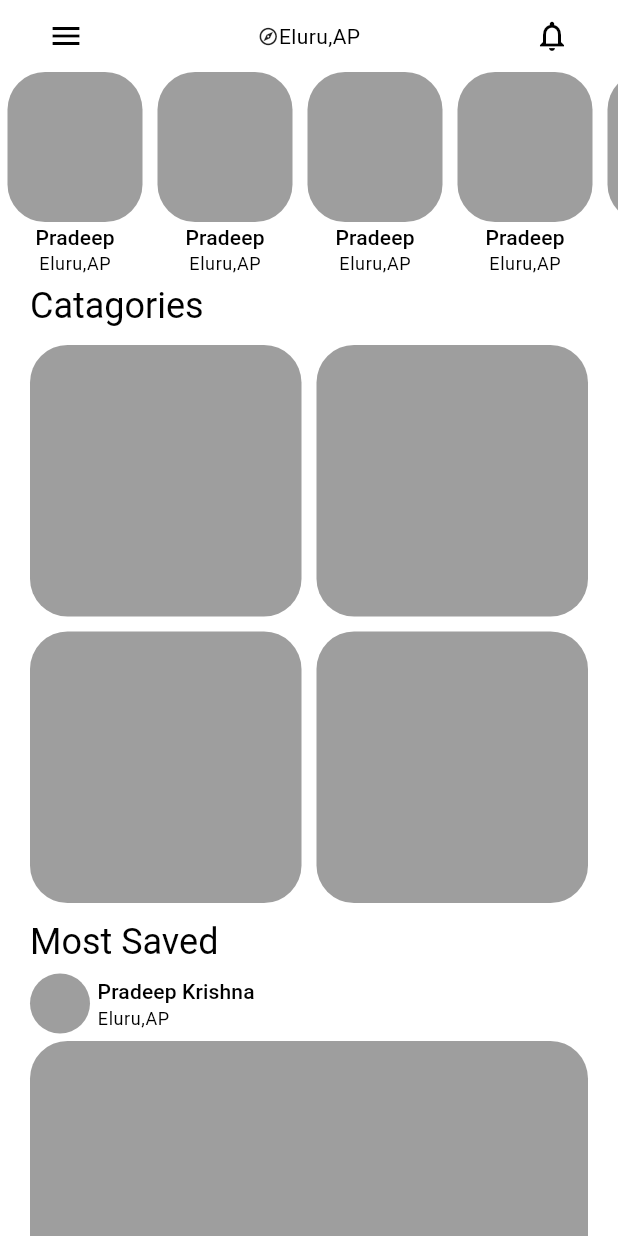
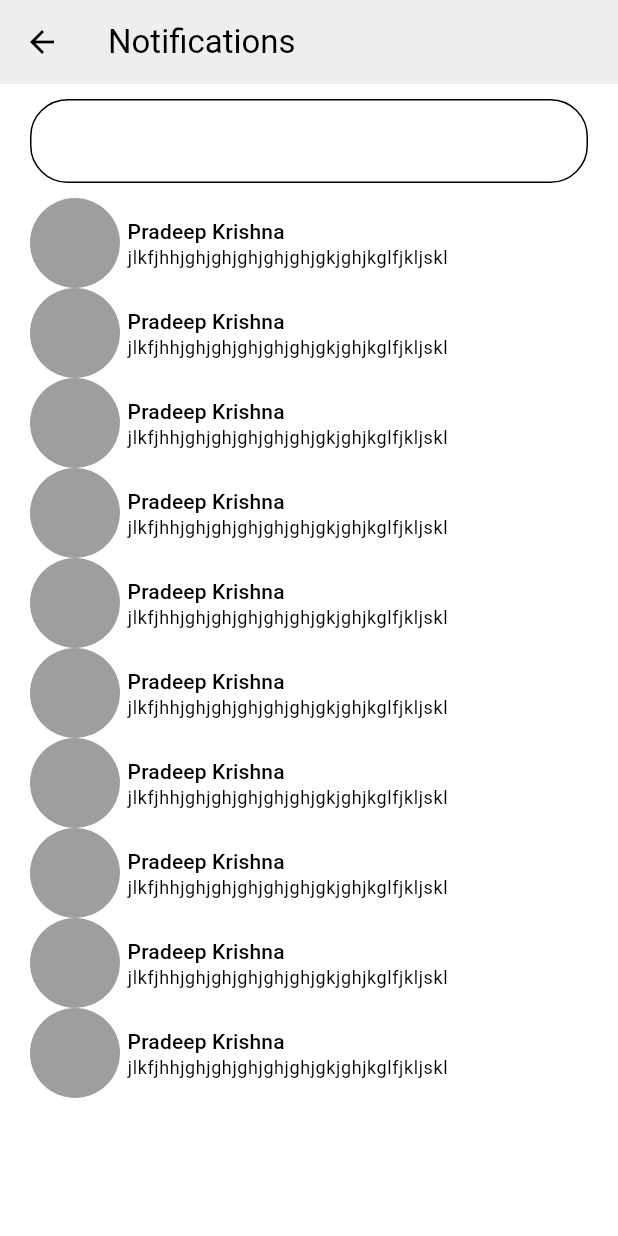
Before and after one commit to pradeep-orchu/photoscent, a Flutter app: the HomeScreen screen opened by its route, after a tap on the "notifications" icon, on a phone screen of 412 x 824 dp. Run offline on Flutter 3.47's test engine with Material 2 defaults, Android fonts, the phone set to English and light mode, and no system bars; our stand-ins replace cloud_firestore, firebase_core; accounts and stored records are empty.

Commit message:
after flutter upgrade

```diff
--- a/lib/components/home_grid.dart
+++ b/lib/components/home_grid.dart
@@ -1,6 +1,4 @@
 import 'package:flutter/material.dart';
-import 'package:flutter/src/widgets/framework.dart';
-import 'package:flutter/src/widgets/placeholder.dart';
 
 class HomeGrid extends StatelessWidget {
   const HomeGrid({super.key});
@@ -8,7 +6,7 @@ class HomeGrid extends StatelessWidget {
   @override
   Widget build(BuildContext context) {
     return SliverPadding(
-        padding: EdgeInsets.only(left: 20, right: 20, bottom: 10, top: 10),
+        padding: const EdgeInsets.only(left: 20, right: 20, bottom: 10, top: 10),
         sliver: SliverGrid.count(
           crossAxisCount: 2,
           crossAxisSpacing: 10,
--- /dev/null
+++ b/lib/components/notification_tile.dart
@@ -0,0 +1,47 @@
+import 'package:flutter/material.dart';
+
+class NotificationTile extends StatefulWidget {
+  const NotificationTile({super.key});
+
+  @override
+  State<NotificationTile> createState() => _NotificationTileState();
+}
+
+class _NotificationTileState extends State<NotificationTile> {
+  @override
+  Widget build(BuildContext context) {
+    return Padding(
+      padding: const EdgeInsets.symmetric(horizontal: 20),
+      child: SizedBox(
+        height: 60,
+        child: Row(
+          crossAxisAlignment: CrossAxisAlignment.center,
+          mainAxisAlignment: MainAxisAlignment.start,
+          children: [
+            const CircleAvatar(
+              radius: 30,
+            ),
+            const SizedBox(
+              width: 5,
+            ),
+            Column(
+              crossAxisAlignment: CrossAxisAlignment.start,
+              mainAxisAlignment: MainAxisAlignment.center,
+              children: [
+                Text(
+                  'Pradeep Krishna',
+                  style: Theme.of(context).textTheme.labelLarge,
+                ),
+                Text(
+                  'jlkfjhhjghjghjghjghjghjgkjghjkglfjkljskl',
+                  style: Theme.of(context).textTheme.bodySmall,
+                  softWrap: true,
+                )
+              ],
+            )
+          ],
+        ),
+      ),
+    );
+  }
+}
--- a/lib/components/post_card.dart
+++ b/lib/components/post_card.dart
@@ -1,8 +1,5 @@
 import 'package:flutter/material.dart';
-import 'package:flutter/src/widgets/framework.dart';
-import 'package:flutter/src/widgets/placeholder.dart';
 
-import '../utils/post.dart';
 
 class PostCard extends StatefulWidget {
   // final Post post;
@@ -25,8 +22,8 @@ class _PostCardState extends State<PostCard> {
           children: [
             Row(
               children: [
-                CircleAvatar(),
-                SizedBox(
+                const CircleAvatar(),
+                const SizedBox(
                   width: 5,
                 ),
                 Column(
@@ -45,7 +42,7 @@ class _PostCardState extends State<PostCard> {
                 )
               ],
             ),
-            SizedBox(
+            const SizedBox(
               height: 5,
             ),
             GestureDetector(
--- a/lib/components/profile_card.dart
+++ b/lib/components/profile_card.dart
@@ -1,6 +1,4 @@
 import 'package:flutter/material.dart';
-import 'package:flutter/src/widgets/framework.dart';
-import 'package:flutter/src/widgets/placeholder.dart';
 
 class ProfileCard extends StatefulWidget {
   const ProfileCard({super.key});
@@ -12,13 +10,13 @@ class ProfileCard extends StatefulWidget {
 class _ProfileCardState extends State<ProfileCard> {
   @override
   Widget build(BuildContext context) {
-    return Container(
+    return SizedBox(
       width: 100,
       child: Column(
         mainAxisAlignment: MainAxisAlignment.start,
         children: [
           Container(
-            margin: EdgeInsets.symmetric(
+            margin: const EdgeInsets.symmetric(
               horizontal: 5,
             ),
             decoration: BoxDecoration(
--- a/lib/screens/home_screen.dart
+++ b/lib/screens/home_screen.dart
@@ -1,8 +1,5 @@
-import 'dart:math';
 
 import 'package:flutter/material.dart';
-import 'package:flutter/src/widgets/framework.dart';
-import 'package:flutter/src/widgets/placeholder.dart';
 import 'package:photoscent/components/home_grid.dart';
 import 'package:photoscent/components/post_card.dart';
 import 'package:photoscent/components/profile_card.dart';
@@ -25,8 +22,8 @@ class _HomeScreenState extends State<HomeScreen> {
             child: Row(
               mainAxisAlignment: MainAxisAlignment.spaceBetween,
               children: [
-                IconButton(onPressed: () {}, icon: Icon(Icons.menu)),
-                Row(
+                IconButton(onPressed: () {}, icon: const Icon(Icons.menu)),
+                const Row(
                   crossAxisAlignment: CrossAxisAlignment.center,
                   children: [
                     Icon(
@@ -37,8 +34,10 @@ class _HomeScreenState extends State<HomeScreen> {
                   ],
                 ),
                 IconButton(
-                    onPressed: () {},
-                    icon: Icon(
+                    onPressed: () {
+                      Navigator.pushNamed(context, 'notification');
+                    },
+                    icon: const Icon(
                       Icons.notifications_outlined,
                       //color: Theme.of(context).colorScheme.secondaryContainer,
                     )),
@@ -47,13 +46,13 @@ class _HomeScreenState extends State<HomeScreen> {
           ),
         ),
         SliverToBoxAdapter(
-          child: Container(
+          child: SizedBox(
             //margin: EdgeInsets.only(left: 20),
             height: 140,
             child: ListView.builder(
               scrollDirection: Axis.horizontal,
               itemBuilder: (BuildContext context, int index) {
-                return ProfileCard();
+                return const ProfileCard();
               },
               itemCount: 5,
             ),
@@ -61,22 +60,22 @@ class _HomeScreenState extends State<HomeScreen> {
         ),
         SliverToBoxAdapter(
           child: Container(
-            padding: EdgeInsets.symmetric(horizontal: 20),
+            padding: const EdgeInsets.symmetric(horizontal: 20),
             child: Text('Catagories',
                 style: Theme.of(context).textTheme.headlineSmall),
           ),
         ),
-        HomeGrid(),
+        const HomeGrid(),
         SliverToBoxAdapter(
           child: Container(
-            padding: EdgeInsets.symmetric(horizontal: 20),
+            padding: const EdgeInsets.symmetric(horizontal: 20),
             child: Text('Most Saved',
                 style: Theme.of(context).textTheme.headlineSmall),
           ),
         ),
         SliverList(
             delegate: SliverChildBuilderDelegate((context, index) {
-          return PostCard();
+          return const PostCard();
         }, childCount: 5)),
       ]),
     );
--- a/lib/screens/notification_screen.dart
+++ b/lib/screens/notification_screen.dart
@@ -0,0 +1,37 @@
+import 'package:flutter/material.dart';
+
+import '../components/notification_tile.dart';
+
+class NotificationScreen extends StatefulWidget {
+  const NotificationScreen({super.key});
+
+  @override
+  State<NotificationScreen> createState() => _NotificationScreenState();
+}
+
+class _NotificationScreenState extends State<NotificationScreen> {
+  @override
+  Widget build(BuildContext context) {
+    return Scaffold(
+        body: CustomScrollView(slivers: [
+      SliverAppBar(
+        title: const Text('Notifications'),
+        backgroundColor: Theme.of(context).colorScheme.background,
+      ),
+      SliverPadding(
+        padding: const EdgeInsets.symmetric(horizontal: 20, vertical: 10),
+        sliver: SliverToBoxAdapter(
+          child: TextField(
+            decoration: InputDecoration(
+                border: OutlineInputBorder(
+                    borderRadius: BorderRadius.circular(25))),
+          ),
+        ),
+      ),
+      SliverList(
+          delegate: SliverChildBuilderDelegate(
+              (context, index) => const NotificationTile(),
+              childCount: 10))
+    ]));
+  }
+}
```
Also changed, not shown: lib/main.dart (+4 -87 lines), lib/screens/post_screen.dart (+13 -15 lines), pubspec.lock.
